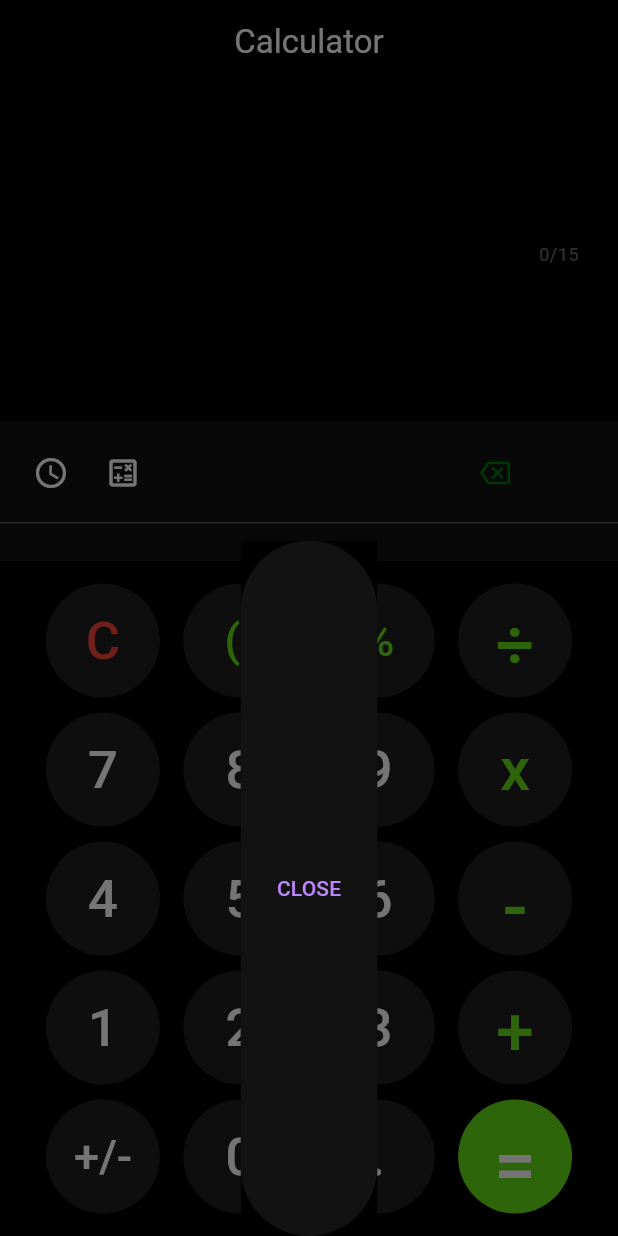
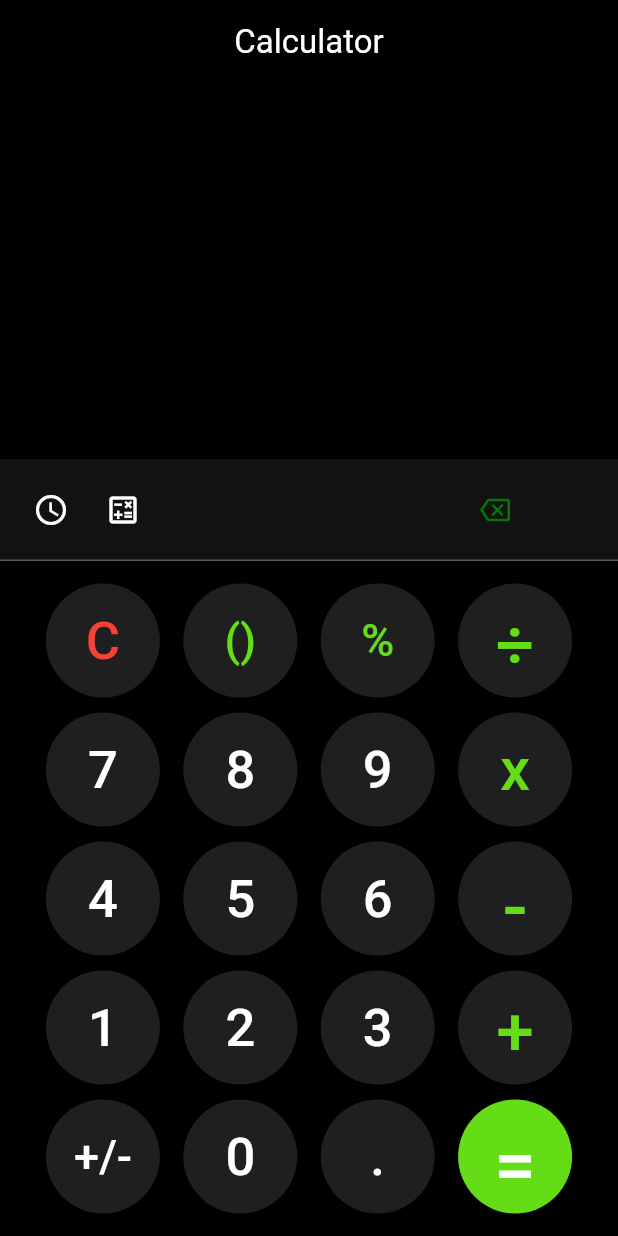
Before and after one commit to Ay-dotcode/calculator, a Flutter app: the screen it shows after launch, after a tap on the "calculate" icon, on a phone screen of 412 x 824 dp. Run offline on Flutter 3.47's test engine with Material 2 defaults, Android fonts, the phone set to English and light mode, and no system bars; our stand-ins replace math_expressions.

Commit message:
Fixed solve

```diff
--- a/lib/parts/home_page.dart
+++ b/lib/parts/home_page.dart
@@ -20,7 +20,6 @@ class HomePage extends StatelessWidget {
           Expanded(child: TextArea()),
           IconButtons(),
           Divider(color: Colors.white30, height: 0),
-          SizedBox(height: 25),
           Buttons(),
         ],
       ),
--- a/lib/parts/icon_buttons.dart
+++ b/lib/parts/icon_buttons.dart
@@ -12,25 +12,22 @@ class IconButtons extends StatelessWidget {
       child: Row(
         children: [
           IconButton(
-            onPressed: () {},
-            icon: const Icon(Icons.access_time),
-          ),
-          IconButton(
             onPressed: () {
               showModalBottomSheet(
                 context: context,
                 builder: (BuildContext context) {
                   return Container(
                     color: themeColor,
-                    height: 500,
-                    child: ElevatedButton(
-                      child: Text("CLOSE"),
-                      onPressed: () => Navigator.pop(context)
-                    ),
+                    height: 450,
+                    child: Center(),
                   );
                 },
               );
             },
+            icon: const Icon(Icons.access_time),
+          ),
+          IconButton(
+            onPressed: () {},
             icon: const Icon(Icons.calculate_outlined),
           ),
           const SizedBox(width: 200),
--- a/lib/parts/text_area.dart
+++ b/lib/parts/text_area.dart
@@ -17,10 +17,11 @@ class _TextState extends State<TextArea> {
       padding: const EdgeInsets.fromLTRB(0, 10, 10, 0),
       child: Column(
         children: [
+
+          // Question field
           TextField(
             controller: textcontroller,
             enabled: false,
-             maxLength: 15,
             decoration: const InputDecoration(
               border: OutlineInputBorder(
                 borderSide: BorderSide.none,
@@ -32,6 +33,8 @@ class _TextState extends State<TextArea> {
               fontSize: 40,
             ),
           ),
+
+          // Answer field
           TextField(
             controller: anscontroller,
             enabled: false,
```
Also changed, not shown: lib/parts/logic.dart (+14 -6 lines).
